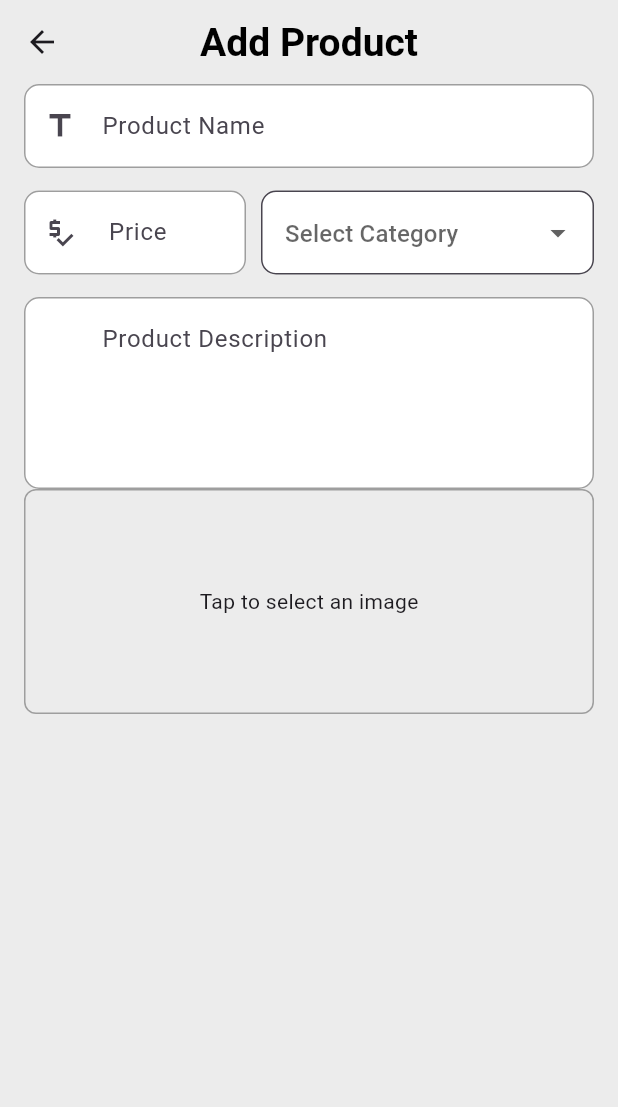
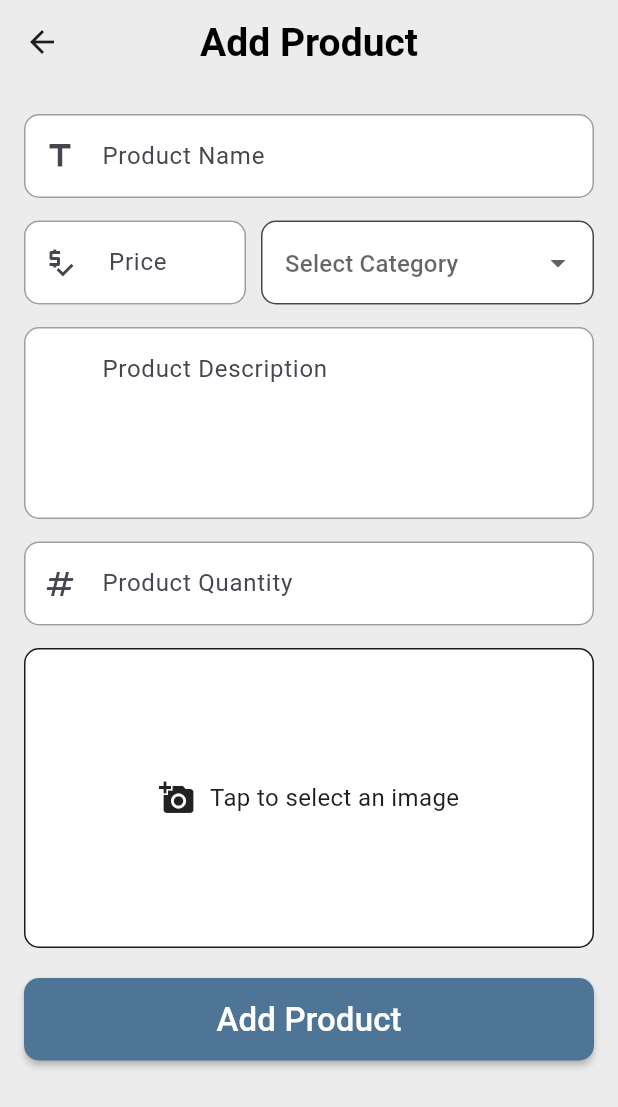
Before and after one commit to AbdelazizMohamed-GitHub/shop_sphere_dashboard, a Flutter app: the AddProductScreen screen opened directly, after a tap on "Tap to select an image", on a phone screen of 412 x 824 dp. Shown: the top 1107 px of the screen. Run offline on Flutter 3.47's test engine with Material 3 defaults, Android fonts, the light colour scheme and no system bars; our stand-ins replace image_picker; project files that could hold a hidden picture were left out.

Commit message:
Finished AddProductScreen

```diff
--- a/analysis_options.yaml
+++ b/analysis_options.yaml
@@ -7,7 +7,6 @@
 
 # The following line activates a set of recommended lints for Flutter apps,
 # packages, and plugins designed to encourage good coding practices.
-include: package:flutter_lints/flutter.yaml
 
 linter:
   # The lint rules applied to this project can be customized in the
--- a/lib/core/funcation/funcations.dart
+++ b/lib/core/funcation/funcations.dart
@@ -1,4 +1,3 @@
-import 'dart:io';
 
 import 'package:flutter/foundation.dart';
 import 'package:flutter/material.dart';
--- a/lib/core/widget/custom_product_item.dart
+++ b/lib/core/widget/custom_product_item.dart
@@ -1,10 +1,6 @@
-// ignore_for_file: public_member_api_docs, sort_constructors_first
 import 'package:flutter/material.dart';
 
-import 'package:shop_sphere_dashboard/core/utils/app_color.dart';
-import 'package:shop_sphere_dashboard/core/utils/app_images.dart';
 import 'package:shop_sphere_dashboard/core/utils/app_styles.dart';
-import 'package:shop_sphere_dashboard/core/utils/app_theme.dart';
 import 'package:shop_sphere_dashboard/features/domain/entity/prosuct_entity.dart';
 
 class CustomProductItem extends StatelessWidget {
--- a/lib/core/widget/custom_text_form.dart
+++ b/lib/core/widget/custom_text_form.dart
@@ -44,10 +44,9 @@ class CustomTextForm extends StatelessWidget {
         ),
         enabledBorder: border,
         prefixIcon: Icon(pIcon),
+        hintMaxLines: line,
         suffixIcon: sIcon,
         hintText: text,
-
-
       ),
     );
   }
--- a/lib/features/presention/view/screen/add_product_screen.dart
+++ b/lib/features/presention/view/screen/add_product_screen.dart
@@ -1,30 +1,22 @@
-import 'dart:io';
-import 'dart:typed_data';
-
 import 'package:flutter/material.dart';
-import 'package:image_picker/image_picker.dart';
-import 'package:shop_sphere_dashboard/core/funcation/funcations.dart';
-import 'package:shop_sphere_dashboard/core/utils/app_images.dart';
+import 'package:shop_sphere_dashboard/core/widget/custom_button.dart';
 import 'package:shop_sphere_dashboard/core/widget/custom_text_form.dart';
+import 'package:shop_sphere_dashboard/features/presention/view/widget/custom_add_image.dart';
 import 'package:shop_sphere_dashboard/features/presention/view/widget/custom_dropdown_menu.dart';
 
-class AddProductScreen extends StatefulWidget {
+class AddProductScreen extends StatelessWidget {
   const AddProductScreen({super.key});
 
-  @override
-  State<AddProductScreen> createState() => _AddProductScreenState();
-}
-
-class _AddProductScreenState extends State<AddProductScreen> {
-  Uint8List? imageFile;
   @override
   Widget build(BuildContext context) {
     return Scaffold(
       appBar: AppBar(title: Text("Add Product")),
-      body: Padding(
+      body: SingleChildScrollView(
+        child: Padding(
           padding: const EdgeInsets.symmetric(horizontal: 16),
           child: Column(
             children: [
+              SizedBox(height: 20),
               CustomTextForm(
                 pIcon: Icons.title,
                 text: "Product Name",
@@ -65,25 +57,20 @@ class _AddProductScreenState extends State<AddProductScreen> {
                 kType: TextInputType.text,
                 line: 4,
               ),
+              SizedBox(height: 15),
 
-            GestureDetector(
-              onTap: ()async {
-              imageFile= await Funcations.pickImageFromGallery() as Uint8List;
-              },
-              child: Container(
-                width: double.infinity,
-                height: 150,
-                decoration: BoxDecoration(
-                  border: Border.all(color: Colors.grey),
-                  borderRadius: BorderRadius.circular(8),
+              CustomTextForm(
+                pIcon: Icons.numbers,
+                text: "Product Quantity",
+                kType: TextInputType.number,
               ),
-                child:
-                    imageFile == null
-                        ? Center(child: Text("Tap to select an image"))
-                        : Image.memory(imageFile!, fit: BoxFit.cover),
+              const SizedBox(height: 15),
+
+              CustomAddImage(),
+              const SizedBox(height: 20),
+              CustomButton(onPressed: () {}, text: "Add Product"),
+            ],
           ),
-            ),
-          ],
         ),
       ),
     );
--- a/lib/features/presention/view/screen/product_screen.dart
+++ b/lib/features/presention/view/screen/product_screen.dart
@@ -2,7 +2,6 @@ import 'package:flutter/material.dart';
 import 'package:shop_sphere_dashboard/core/test_data/test_product.dart';
 import 'package:shop_sphere_dashboard/core/utils/app_color.dart';
 import 'package:shop_sphere_dashboard/core/widget/custom_product_item.dart';
-import 'package:shop_sphere_dashboard/features/domain/entity/prosuct_entity.dart';
 import 'package:shop_sphere_dashboard/features/presention/view/screen/add_product_screen.dart';
 
 class ProductScreen extends StatelessWidget {
--- /dev/null
+++ b/lib/features/presention/view/widget/custom_add_image.dart
@@ -0,0 +1,80 @@
+import 'dart:typed_data';
+
+import 'package:flutter/material.dart';
+import 'package:shop_sphere_dashboard/core/funcation/funcations.dart';
+import 'package:shop_sphere_dashboard/core/utils/app_color.dart';
+import 'package:shop_sphere_dashboard/core/utils/app_styles.dart';
+
+class CustomAddImage extends StatefulWidget {
+  const CustomAddImage({super.key});
+
+  @override
+  State<CustomAddImage> createState() => _CustomAddImageState();
+}
+
+class _CustomAddImageState extends State<CustomAddImage> {
+  Uint8List? imageFile;
+
+  @override
+  Widget build(BuildContext context) {
+    return Container(
+      width: double.infinity,
+      height: 200,
+      decoration: BoxDecoration(
+        color: Colors.white,
+        border: Border.all(color: AppColors.backgroundDarkColor),
+        borderRadius: BorderRadius.circular(10),
+      ),
+      child:
+          imageFile == null
+              ? GestureDetector(
+                onTap: () async {
+                  Uint8List? _image = await Funcations.pickImageFromGallery();
+                  if (_image != null) {
+                    setState(() {
+                      imageFile = _image;
+                    });
+                  }
+                },
+                child: Row(
+                  mainAxisAlignment: MainAxisAlignment.center,
+                  children: [
+                    Icon(Icons.add_a_photo),
+                    SizedBox(width: 10),
+                    Text(
+                      "Tap to select an image",
+                      style: AppStyles.text16Regular,
+                    ),
+                  ],
+                ),
+              )
+              : Stack(
+                children: [
+                  ClipRRect(
+                    borderRadius: BorderRadius.circular(8),
+                    child: Image.memory(imageFile!, fit: BoxFit.cover),
+                  ),
+                  Positioned(
+                    top: 0,
+                    right: 0,
+                    child: GestureDetector(
+                      onTap: () {
+                        setState(() {
+                          imageFile = null;
+                        });
+                      },
+                      child: Container(
+                        padding: const EdgeInsets.all(5),
+                        decoration: BoxDecoration(
+                          color: AppColors.primaryColor,
+                          shape: BoxShape.circle,
+                        ),
+                        child: Icon(Icons.close, color: Colors.white),
+                      ),
+                    ),
+                  ),
+                ],
+              ),
+    );
+  }
+}
--- a/lib/main.dart
+++ b/lib/main.dart
@@ -1,6 +1,7 @@
 import 'package:flutter/material.dart';
 import 'package:shop_sphere_dashboard/core/utils/app_color.dart';
 import 'package:shop_sphere_dashboard/core/utils/app_styles.dart';
+import 'package:shop_sphere_dashboard/features/presention/view/screen/add_product_screen.dart';
 import 'package:shop_sphere_dashboard/features/presention/view/screen/main_screen.dart';
 import 'package:shop_sphere_dashboard/features/presention/view/screen/product_screen.dart';
 
@@ -24,7 +25,7 @@
           titleTextStyle: AppStyles.text26BoldBlack,
         ),
       ),
-      home: const ProductScreen(),
+      home: const AddProductScreen(),
     );
   }
 }
```
Lines whose indentation alone changed are shown as unchanged.
